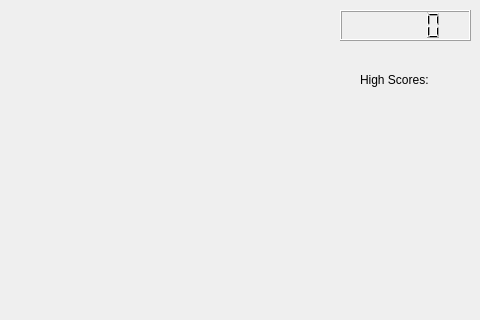
Before: the Qt Designer form Game/gamewindow.ui in Iledius/NysseGame, drawn with Qt 5; both pictures show x 320 to 800 and y 0 to 320 of the 800 by 600 pixel window.
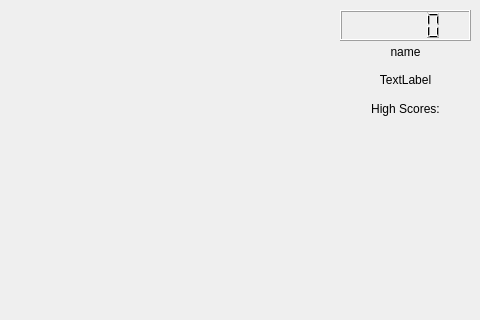
After: the same form once the commit is applied.

Commit message: Finalized UI, started adding scoring system

Patch:
```diff
--- a/Game/gamewindow.ui
+++ b/Game/gamewindow.ui
@@ -24,31 +24,47 @@
      </rect>
     </property>
    </widget>
-   <widget class="QLabel" name="playerNameLabel">
+   <widget class="QWidget" name="verticalLayoutWidget">
     <property name="geometry">
      <rect>
-      <x>680</x>
+      <x>670</x>
       <y>40</y>
       <width>111</width>
-      <height>20</height>
+      <height>80</height>
      </rect>
     </property>
+    <layout class="QVBoxLayout" name="verticalLayout">
+     <item>
+      <widget class="QLabel" name="playerNameLabel">
     <property name="text">
-     <string/>
-    </property>
-   </widget>
+        <string>name</string>
+       </property>
+       <property name="alignment">
+        <set>Qt::AlignCenter</set>
+       </property>
+      </widget>
+     </item>
+     <item>
+      <widget class="QLabel" name="difficultyLabel">
+       <property name="text">
+        <string>TextLabel</string>
+       </property>
+       <property name="alignment">
+        <set>Qt::AlignCenter</set>
+       </property>
+      </widget>
+     </item>
+     <item>
    <widget class="QLabel" name="highScoresLabel">
-    <property name="geometry">
-     <rect>
-      <x>680</x>
-      <y>70</y>
-      <width>111</width>
-      <height>20</height>
-     </rect>
-    </property>
     <property name="text">
      <string>High Scores:</string>
     </property>
+       <property name="alignment">
+        <set>Qt::AlignCenter</set>
+       </property>
+      </widget>
+     </item>
+    </layout>
    </widget>
   </widget>
   <widget class="QMenuBar" name="menubar">
```
Lines whose indentation alone changed are shown as unchanged. The commit also changes 6 other files.
